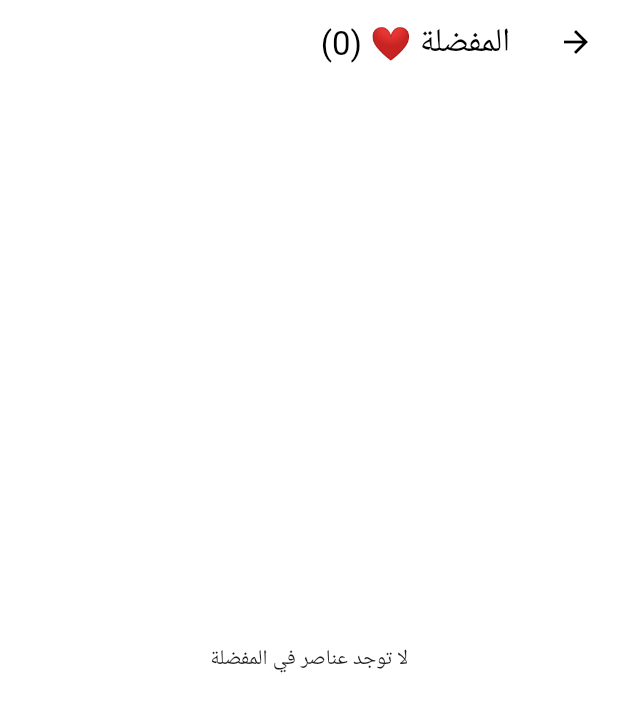
After one commit to muhamedModhish/assignmente, a Flutter app: the screen it shows after launch, after a tap on the "favorite" icon, on a phone screen of 412 x 824 dp. The commit adds this screen. Shown: the top 712 px of the screen. Run offline on Flutter 3.47's test engine with Material 3 defaults, Android fonts, the phone set to English and light mode, and no system bars; our stand-ins replace google_fonts; Roboto replaces fonts that are missing (Almarai).

Commit message:
this project update

```diff
--- /dev/null
+++ b/lib/favorites_screen.dart
@@ -0,0 +1,35 @@
+import 'package:flutter/material.dart';
+import 'package:provider/provider.dart';
+import 'cart_provider.dart';
+
+class FavoritesScreen extends StatelessWidget {
+  @override
+  Widget build(BuildContext context) {
+    final cart = Provider.of<CartProvider>(context);
+
+    return Scaffold(
+      appBar: AppBar(
+        title: Text("المفضلة ❤️ (${cart.favorites.length})"),
+      ),
+      body: cart.favorites.isEmpty
+          ? Center(child: Text("لا توجد عناصر في المفضلة"))
+          : ListView.builder(
+              itemCount: cart.favorites.length,
+              itemBuilder: (context, index) {
+                final item = cart.favorites[index];
+                return ListTile(
+                  leading: Image.asset(item.image),
+                  title: Text(item.title),
+                  subtitle: Text("${item.price} \$"),
+                  trailing: IconButton(
+                    icon: Icon(Icons.delete),
+                    onPressed: () {
+                      cart.toggleFavorite(item); // حذف من المفضلة
+                    },
+                  ),
+                );
+              },
+            ),
+    );
+  }
+}
--- /dev/null
+++ b/lib/screens/favorites_screen.dart
@@ -0,0 +1 @@
+// TODO Implement this library.
--- a/lib/screens/home_screen.dart
+++ b/lib/screens/home_screen.dart
@@ -1,10 +1,12 @@
 import 'package:electronic_stor/cart_provider.dart';
 import 'package:electronic_stor/cart_screen.dart';
 import 'package:electronic_stor/constansts.dart';
+import 'package:electronic_stor/favorites_screen.dart' show FavoritesScreen;
 import 'package:electronic_stor/widgets/home/home_body.dart';
 import 'package:flutter/material.dart';
 import 'package:google_fonts/google_fonts.dart';
 import 'package:provider/provider.dart';
+import 'package:electronic_stor/screens/favorites_screen.dart';
 
 class HomeScreen extends StatelessWidget {
   @override
@@ -21,6 +23,15 @@ class HomeScreen extends StatelessWidget {
       title: Text("مرحبا بكم بمتجر الكترونيات"),
       centerTitle: false,
       actions: [
+        IconButton(
+          icon: Icon(Icons.favorite),
+          onPressed: () {
+            Navigator.push(
+              context,
+              MaterialPageRoute(builder: (_) => FavoritesScreen()),
+            );
+          },
+        ),
         Consumer<CartProvider>(
           builder: (context, cart, child) {
             return Stack(
@@ -34,6 +45,7 @@ class HomeScreen extends StatelessWidget {
                     );
                   },
                 ),
+
                 if (cart.count > 0)
                   Positioned(
                     right: 6,
```
Also changed, not shown: lib/widgets/details/details_body.dart (+12 -21 lines).
